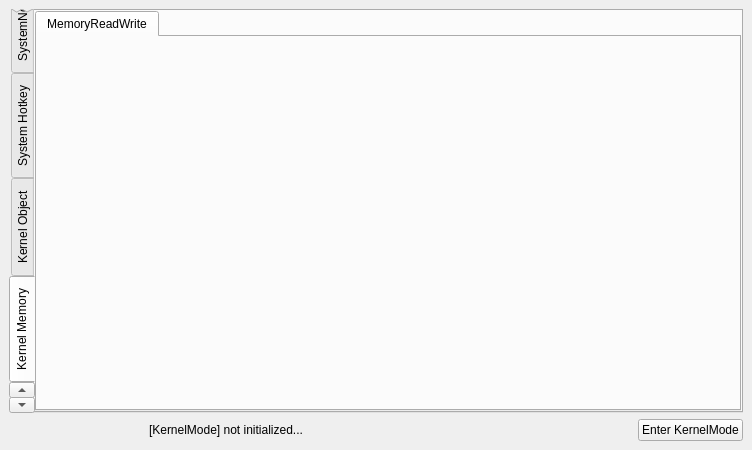
The window that src/OpenArk/ui/kernel.ui (BlackINT3/OpenArk) describes before a commit, drawn with Qt 5.
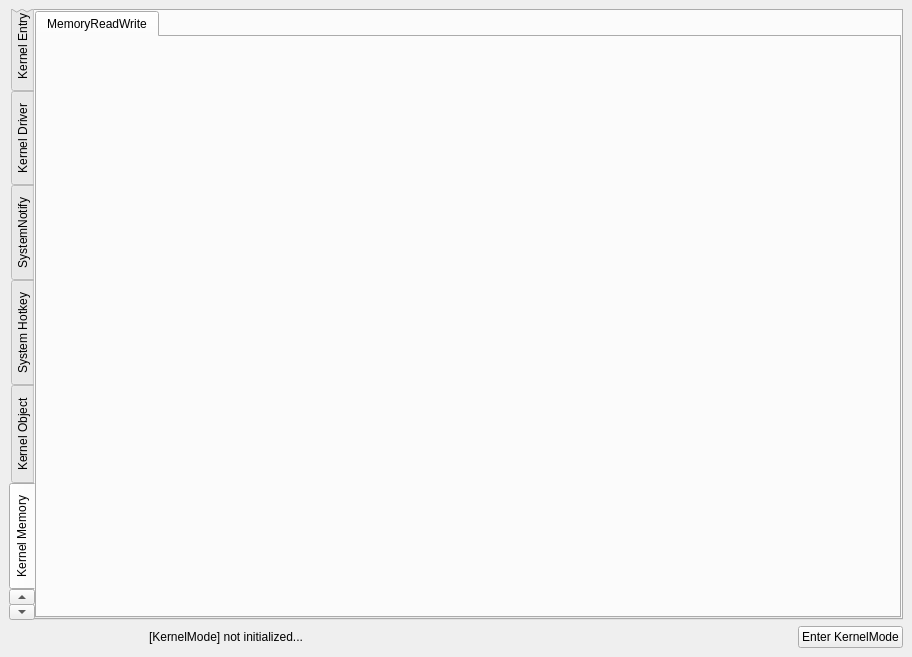
The same window after the commit. The open tabs and pages were chosen to show the change.

The edit to the form file:
```diff
--- a/src/OpenArk/ui/kernel.ui
+++ b/src/OpenArk/ui/kernel.ui
@@ -6,8 +6,8 @@
    <rect>
     <x>0</x>
     <y>0</y>
-    <width>752</width>
-    <height>450</height>
+    <width>912</width>
+    <height>657</height>
    </rect>
   </property>
   <property name="windowTitle">
```
Left out of the diff: 2 changed lines with no effect on the pictures.
